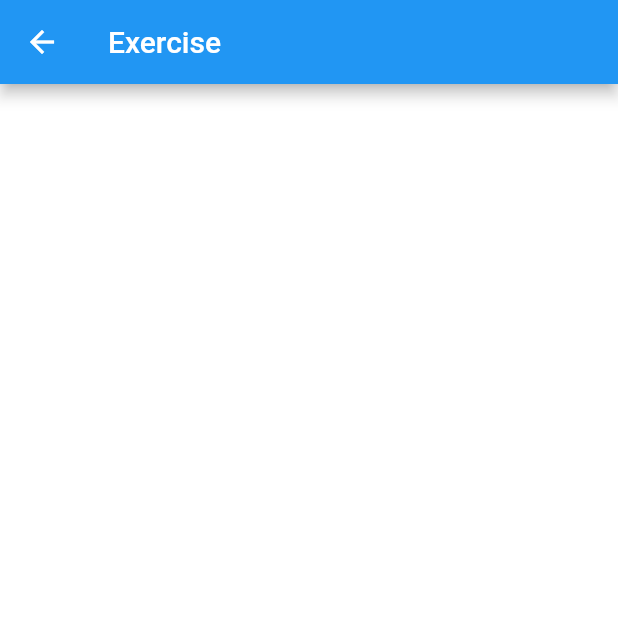
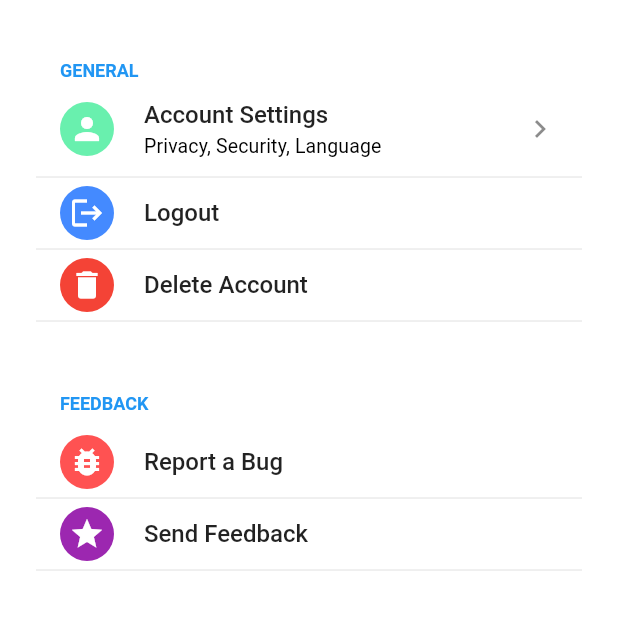
Before and after one commit to Akhil-ps-dev/p-tracker, a Flutter app: the screen it shows after launch, after a tap on an icon or button, on a phone screen of 412 x 824 dp, the top half of it. Run offline on Flutter 3.47's test engine with Material 2 defaults, Android fonts, the phone set to English and light mode, and no system bars; drawn by our look-alikes of flutter_settings_screens; our stand-ins replace curved_navigation_bar, font_awesome_flutter.

Commit message:
add settings page

```diff
--- /dev/null
+++ b/lib/05_settings_file/01_account_page.dart
@@ -0,0 +1,54 @@
+//@dart=2.9
+import 'package:flutter/cupertino.dart';
+import 'package:flutter/material.dart';
+import 'package:flutter_period/05_settings_file/01icon_widget.dart';
+import 'package:flutter_settings_screens/flutter_settings_screens.dart';
+
+class AccountPage extends StatelessWidget {
+  @override
+  Widget build(BuildContext context) => SimpleSettingsTile(
+        title: 'Account Settings',
+        subtitle: 'Privacy, Security, Language',
+        leading: IconWidgets(
+          icon: Icons.person,
+          color: Colors.greenAccent,
+        ),
+        child: SettingsScreen(
+          title: 'Account Settings',
+          children: <Widget>[
+            buildPrivacy(context),
+            buildSecurity(context),
+            buildAccountInfo(context),
+          ],
+        ),
+      );
+
+  Widget buildPrivacy(BuildContext context) => SimpleSettingsTile(
+        title: 'Privacy',
+        subtitle: '',
+        leading: IconWidgets(
+          icon: Icons.lock,
+          color: Colors.blueAccent,
+        ),
+        onTap: () {},
+      );
+
+  Widget buildSecurity(BuildContext context) => SimpleSettingsTile(
+        title: 'Security',
+        subtitle: '',
+        leading: IconWidgets(
+          icon: Icons.security,
+          color: Colors.blueAccent,
+        ),
+        onTap: () {},
+      );
+
+  Widget buildAccountInfo(BuildContext context) => SimpleSettingsTile(
+      title: 'Account Info',
+      subtitle: '',
+      leading: IconWidgets(
+        icon: Icons.info,
+        color: Colors.blueGrey,
+      ),
+      onTap: () {});
+}
--- /dev/null
+++ b/lib/05_settings_file/01icon_widget.dart
@@ -0,0 +1,22 @@
+//@dart=2.9
+import 'package:flutter/material.dart';
+
+class IconWidgets extends StatelessWidget {
+  final IconData icon;
+  final Color color;
+
+  const IconWidgets({Key key, this.icon, this.color}) : super(key: key);
+
+
+  @override
+  Widget build(BuildContext context) =>
+      Container(
+        padding: EdgeInsets.all(6),
+        decoration: BoxDecoration(
+          shape: BoxShape.circle,
+          color: color,
+        ),
+        child: Icon(icon, color: Colors.white,),
+      );
+
+}
--- a/lib/main_screen.dart
+++ b/lib/main_screen.dart
@@ -2,8 +2,9 @@ import 'package:curved_navigation_bar/curved_navigation_bar.dart';
 import 'package:flutter/material.dart';
 import 'package:flutter_period/screens/02Info_screen.dart';
 import 'package:flutter_period/screens/03calender_screen.dart';
+
 import 'package:flutter_period/screens/04note_screen.dart';
-import 'package:flutter_period/screens/05exercise_screen.dart';
+import 'package:flutter_period/screens/05settings_screen.dart';
 import 'package:flutter_period/screens/01home.dart';
 import 'package:font_awesome_flutter/font_awesome_flutter.dart';
 
@@ -19,7 +20,7 @@ class _MainScreenState extends State<MainScreen> {
     InformationScreen(),
     DateRangePickerWidget(),
     NoteScreen(),
-    ExerciseScreen(),
+    SettingsPage(),
   ];
   @override
   Widget build(BuildContext context) {
@@ -45,7 +46,7 @@ class _MainScreenState extends State<MainScreen> {
             size: 25,
           ),
           Icon(
-            FontAwesomeIcons.music,
+            Icons.settings,
             size: 25,
           ),
         ],
--- a/lib/screens/01home.dart
+++ b/lib/screens/01home.dart
@@ -1,7 +1,6 @@
 import 'package:flutter/material.dart';
-import 'package:flutter_period/screens/03calender_screen.dart';
 import 'package:flutter_period/screens/04note_screen.dart';
-import 'package:flutter_period/screens/05exercise_screen.dart';
+import 'package:flutter_period/screens/05settings_screen.dart';
 import 'package:font_awesome_flutter/font_awesome_flutter.dart';
 
 class HomeScreen extends StatefulWidget {
@@ -68,7 +67,7 @@ class BannerWidget extends StatelessWidget {
                   Navigator.push(
                     context,
                     MaterialPageRoute(
-                      builder: (context) => ExerciseScreen(),
+                      builder: (context) => SettingsPage(),
                     ),
                   );
                 },
@@ -161,53 +160,53 @@ class BannerWidget extends StatelessWidget {
                   ),
                 ),
               ),
-              InkWell(
-                onTap: () {
-                  Navigator.push(
-                    context,
-                    MaterialPageRoute(builder: (context) => DateRangePickerWidget()),
-                  );
-                },
-                child: Container(
-                  width: 150,
-                  margin: EdgeInsets.only(right: 20),
-                  decoration: BoxDecoration(
-                      boxShadow: [
-                        BoxShadow(
-                            color: Colors.grey,
-                            blurRadius: 10.0,
-                            offset: Offset(0.0, 10.0))
-                      ],
-                      color: Colors.pink.shade200,
-                      borderRadius: BorderRadius.all(Radius.circular(20.0))),
-                  child: Padding(
-                    padding: const EdgeInsets.all(12.0),
-                    child: Column(
-                      crossAxisAlignment: CrossAxisAlignment.start,
-                      children: <Widget>[
-                        Text(
-                          "Calnedar\nand\nreminder",
-                          style: TextStyle(
-                              fontSize: 25,
-                              color: Colors.white,
-                              fontWeight: FontWeight.bold,
-                              fontFamily: "lato"),
-                        ),
-                        SizedBox(
-                          height: 10,
-                        ),
-                        IconButton(
-                          onPressed: () {},
-                          icon: Icon(
-                            FontAwesomeIcons.smileWink,
-                            size: 25,
-                          ),
-                        ),
-                      ],
-                    ),
-                  ),
-                ),
-              ),
+              // InkWell(
+              //   onTap: () {
+              //     Navigator.push(
+              //       context,
+              //       MaterialPageRoute(builder: (context) => DateRangePickerWidget()),
+              //     );
+              //   },
+              //   child: Container(
+              //     width: 150,
+              //     margin: EdgeInsets.only(right: 20),
+              //     decoration: BoxDecoration(
+              //         boxShadow: [
+              //           BoxShadow(
+              //               color: Colors.grey,
+              //               blurRadius: 10.0,
+              //               offset: Offset(0.0, 10.0))
+              //         ],
+              //         color: Colors.pink.shade200,
+              //         borderRadius: BorderRadius.all(Radius.circular(20.0))),
+              //     child: Padding(
+              //       padding: const EdgeInsets.all(12.0),
+              //       child: Column(
+              //         crossAxisAlignment: CrossAxisAlignment.start,
+              //         children: <Widget>[
+              //           Text(
+              //             "Calnedar\nand\nreminder",
+              //             style: TextStyle(
+              //                 fontSize: 25,
+              //                 color: Colors.white,
+              //                 fontWeight: FontWeight.bold,
+              //                 fontFamily: "lato"),
+              //           ),
+              //           SizedBox(
+              //             height: 10,
+              //           ),
+              //           IconButton(
+              //             onPressed: () {},
+              //             icon: Icon(
+              //               FontAwesomeIcons.smileWink,
+              //               size: 25,
+              //             ),
+              //           ),
+              //         ],
+              //       ),
+              //     ),
+              //   ),
+              // ),
             ],
           ),
         ),
--- a/lib/screens/03calender_screen.dart
+++ b/lib/screens/03calender_screen.dart
@@ -29,7 +29,7 @@ class _DateRangePickerWidgetState extends State<DateRangePickerWidget> {
 
   @override
   Widget build(BuildContext context) => HeaderWidget(
-        title: 'Date Range',
+        title: '',
         child: Center(
           heightFactor: 10,
           child: Row(
--- a/lib/screens/05exercise_screen.dart
+++ /dev/null
@@ -1,19 +0,0 @@
-import 'package:flutter/material.dart';
-
-class ExerciseScreen extends StatefulWidget {
-  ExerciseScreen({Key? key}) : super(key: key);
-
-  @override
-  _ExerciseScreenState createState() => _ExerciseScreenState();
-}
-
-class _ExerciseScreenState extends State<ExerciseScreen> {
-  @override
-  Widget build(BuildContext context) {
-    return Scaffold(
-      appBar: AppBar(
-        title: Text("Exercise"),
-      ),
-    );
-  }
-}
--- /dev/null
+++ b/lib/screens/05settings_screen.dart
@@ -0,0 +1,79 @@
+//@dart=2.9
+import 'package:flutter/cupertino.dart';
+import 'package:flutter/material.dart';
+import 'package:flutter_period/05_settings_file/01_account_page.dart';
+import 'package:flutter_period/05_settings_file/01icon_widget.dart';
+import 'package:flutter_settings_screens/flutter_settings_screens.dart';
+
+class SettingsPage extends StatefulWidget {
+  @override
+  _SettingsPageState createState() => _SettingsPageState();
+}
+
+class _SettingsPageState extends State<SettingsPage> {
+  @override
+  Widget build(BuildContext context) => Scaffold(
+        body: SafeArea(
+          child: ListView(
+            padding: EdgeInsets.all(24),
+            children: [
+              SettingsGroup(
+                title: 'General',
+                children: <Widget>[
+                  AccountPage(),
+                  // NotificationPage(),
+                  buildLogout(),
+                  buildDeleteAccount(),
+                ],
+              ),
+              const SizedBox(height: 32),
+              SettingsGroup(
+                title: "FeedBack",
+                children: <Widget>[
+                  const SizedBox(height: 8),
+                  buildReportBug(context),
+                  buildSendFeedback(context),
+                ],
+              ),
+            ],
+          ),
+        ),
+      );
+
+  Widget buildLogout() => SimpleSettingsTile(
+        title: 'Logout',
+        subtitle: '',
+        leading: IconWidgets(icon: Icons.logout, color: Colors.blueAccent),
+    onTap: () {},
+      );
+
+  Widget buildDeleteAccount() => SimpleSettingsTile(
+        title: 'Delete Account',
+        subtitle: '',
+        leading: IconWidgets(
+          icon: Icons.delete,
+          color: Colors.red,
+        ),
+    onTap: () {},
+      );
+
+  Widget buildReportBug(BuildContext context) => SimpleSettingsTile(
+    title: 'Report a Bug',
+    subtitle: '',
+    leading: IconWidgets(
+      icon: Icons.bug_report,
+      color: Colors.redAccent,
+    ),
+    onTap: () {},
+  );
+
+  Widget buildSendFeedback(BuildContext context) => SimpleSettingsTile(
+    title: 'Send Feedback',
+    subtitle: '',
+    leading: IconWidgets(
+      icon: Icons.star,
+      color: Colors.purple,
+    ),
+    onTap: () {},
+  );
+}
--- a/pubspec.yaml
+++ b/pubspec.yaml
@@ -23,9 +23,9 @@ environment:
 dependencies:
   cupertino_icons: ^1.0.2
   curved_navigation_bar: ^1.0.1
-
   flutter:
     sdk: flutter
+  flutter_settings_screens: ^0.2.2+1
   font_awesome_flutter: ^9.1.0
   intl: ^0.17.0
 
```
Also changed, not shown: pubspec.lock.
